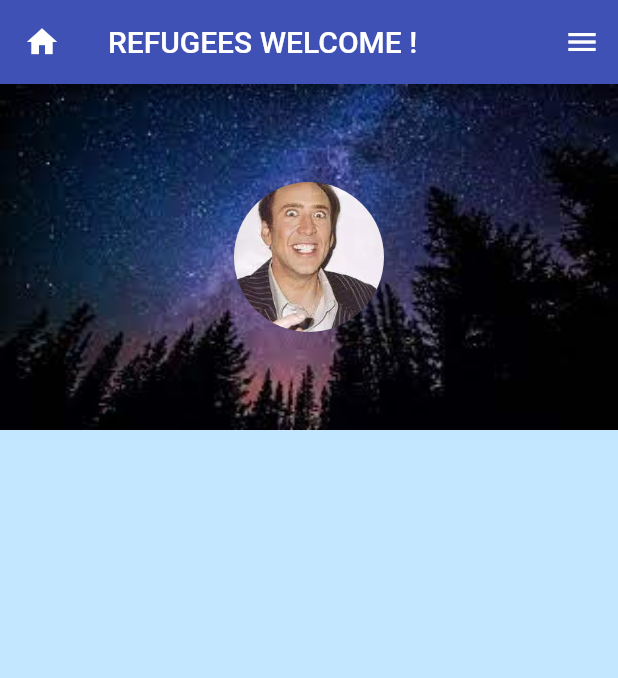
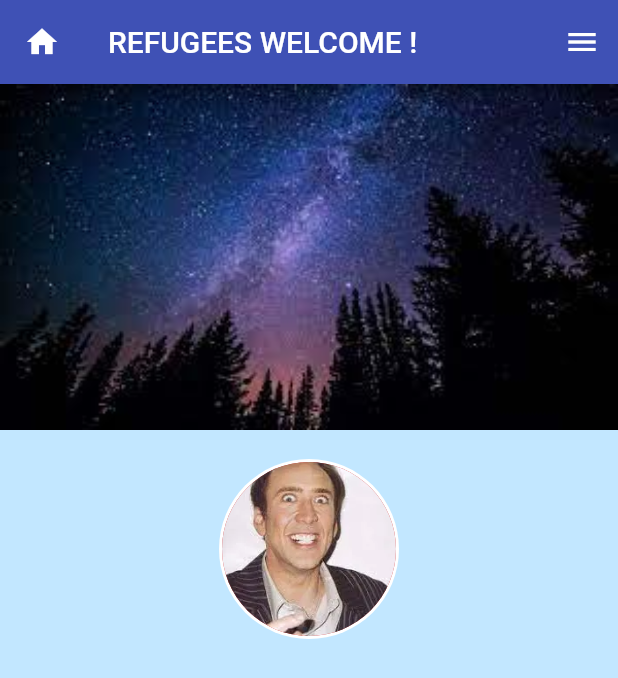
Before and after one commit to PierreMerlaud/refwelcome_app, a Flutter app: the screen it shows after launch, on a phone screen of 412 x 824 dp. Shown: the top 678 px of the screen. Run offline on Flutter 3.47's test engine with Material 2 defaults, Android fonts, the phone set to English and light mode, and no system bars.

```diff
--- a/lib/main.dart
+++ b/lib/main.dart
@@ -54,21 +54,23 @@ class BasicsPage extends StatelessWidget {
               Column(
                 children: [
                   Stack(
-                    alignment: Alignment.center,
+                    alignment: Alignment.topCenter,
                     children: [
                       Image.asset(
                         'images/night_sky.jpg',
                         fit: BoxFit.cover,
                         width: size.width,
                       ),
-                      ClipRRect(
-                        borderRadius: BorderRadius.circular(50.0),
-                        //add border radius
-                        child: Image.asset(
-                          "images/nicolas_cage_crazy.webp",
-                          height: 100.0,
-                          width: 100.0,
-                          fit: BoxFit.cover,
+                      Padding(
+                        padding: EdgeInsets.only(top: 250),
+                        child: CircleAvatar(
+                          radius: 60,
+                          backgroundColor: Colors.white,
+                          child: CircleAvatar(
+                            radius: 58,
+                            backgroundImage:
+                                AssetImage("images/nicolas_cage_crazy.webp"),
+                          ),
                         ),
                       ),
                     ],
@@ -80,6 +82,5 @@ class BasicsPage extends StatelessWidget {
         ),
       ),
     );
-
   } //End Widget
 } // End class
```
